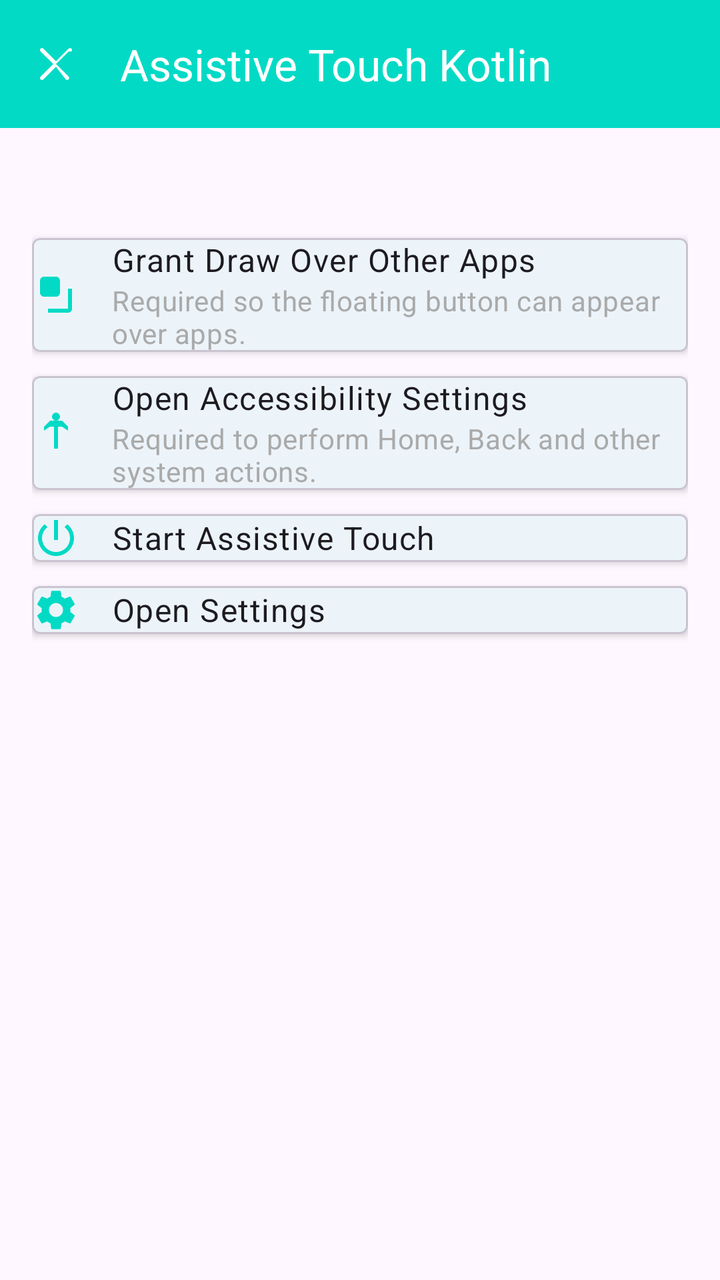
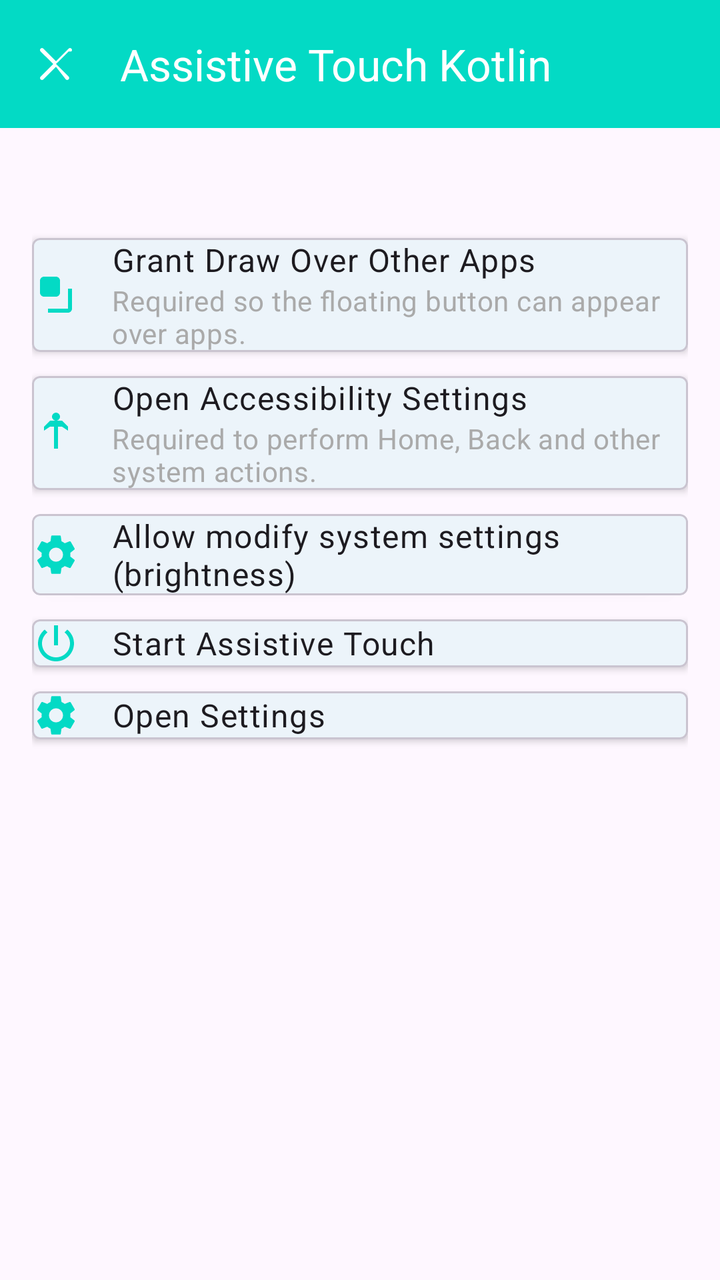

The first picture is an Android layout as it rendered before a commit; the second is the same layout after the commit. The layout source and the unified diff follow.
<!-- AndroidManifest.xml: application theme Theme.AssistiveTouch -->
<!-- res/layout/activity_main.xml -->
<?xml version="1.0" encoding="utf-8"?>
<androidx.coordinatorlayout.widget.CoordinatorLayout xmlns:android="http://schemas.android.com/apk/res/android"
    xmlns:app="http://schemas.android.com/apk/res-auto"
    android:layout_width="match_parent"
    android:layout_height="match_parent">

    <com.google.android.material.appbar.MaterialToolbar
        android:id="@+id/toolbar"
        android:layout_width="match_parent"
        android:layout_height="?attr/actionBarSize"
        android:background="?attr/colorPrimary"
        android:theme="@style/ThemeOverlay.MaterialComponents.Dark.ActionBar"
        app:title="@string/app_name"
        app:navigationIcon="@drawable/ic_close" />

    <ScrollView
        android:layout_width="match_parent"
        android:layout_height="match_parent"
        android:padding="16dp"
        android:clipToPadding="false"
        app:layout_behavior="@string/appbar_scrolling_view_behavior"
        android:layout_marginTop="?attr/actionBarSize">

        <LinearLayout
            android:layout_width="match_parent"
            android:layout_height="wrap_content"
            android:orientation="vertical"
            android:divider="@drawable/divider_vertical"
            android:showDividers="end">

            <TextView
                android:id="@+id/textStatus"
                android:layout_width="match_parent"
                android:layout_height="wrap_content"
                android:textAppearance="@style/TextAppearance.MaterialComponents.Body2"
                android:textColor="@android:color/secondary_text_light"
                android:paddingBottom="8dp" />

            
            <com.google.android.material.card.MaterialCardView
                android:id="@+id/buttonOverlayPermission"
                style="@style/AssistiveMainCard"
                app:cardBackgroundColor="?attr/colorSurface">

                <LinearLayout
                    android:layout_width="match_parent"
                    android:layout_height="wrap_content"
                    android:gravity="center_vertical"
                    android:orientation="horizontal">

                    <ImageView
                        android:layout_width="24dp"
                        android:layout_height="24dp"
                        android:tint="?attr/colorPrimary"
                        android:src="@drawable/ic_overlay" />

                    <LinearLayout
                        android:layout_width="0dp"
                        android:layout_height="wrap_content"
                        android:layout_marginStart="16dp"
                        android:layout_weight="1"
                        android:orientation="vertical">

                        <TextView
                            android:layout_width="wrap_content"
                            android:layout_height="wrap_content"
                            android:text="@string/permission_draw_over"
                            android:textAppearance="@style/TextAppearance.MaterialComponents.Body1" />

                        <TextView
                            android:id="@+id/textOverlayHint"
                            android:layout_width="wrap_content"
                            android:layout_height="wrap_content"
                            android:text="@string/main_hint_overlay"
                            android:textAppearance="@style/TextAppearance.MaterialComponents.Body2"
                            android:textColor="@android:color/darker_gray" />
                    </LinearLayout>
                </LinearLayout>
            </com.google.android.material.card.MaterialCardView>

            <com.google.android.material.card.MaterialCardView
                android:id="@+id/buttonAccessibility"
                style="@style/AssistiveMainCard"
                app:cardBackgroundColor="?attr/colorSurface">

                <LinearLayout
                    android:layout_width="match_parent"
                    android:layout_height="wrap_content"
                    android:gravity="center_vertical"
                    android:orientation="horizontal">

                    <ImageView
                        android:layout_width="24dp"
                        android:layout_height="24dp"
                        android:tint="?attr/colorPrimary"
                        android:src="@drawable/ic_accessibility" />

                    <LinearLayout
                        android:layout_width="0dp"
                        android:layout_height="wrap_content"
                        android:layout_marginStart="16dp"
                        android:layout_weight="1"
                        android:orientation="vertical">

                        <TextView
                            android:layout_width="wrap_content"
                            android:layout_height="wrap_content"
                            android:text="@string/permission_accessibility"
                            android:textAppearance="@style/TextAppearance.MaterialComponents.Body1" />

                        <TextView
                            android:id="@+id/textAccessibilityHint"
                            android:layout_width="wrap_content"
                            android:layout_height="wrap_content"
                            android:text="@string/main_hint_accessibility"
                            android:textAppearance="@style/TextAppearance.MaterialComponents.Body2"
                            android:textColor="@android:color/darker_gray" />
                    </LinearLayout>
                </LinearLayout>
            </com.google.android.material.card.MaterialCardView>

            
            <com.google.android.material.card.MaterialCardView
                android:id="@+id/buttonStartService"
                style="@style/AssistiveMainCard"
                app:cardBackgroundColor="?attr/colorSurface">

                <LinearLayout
                    android:layout_width="match_parent"
                    android:layout_height="wrap_content"
                    android:gravity="center_vertical"
                    android:orientation="horizontal">

                    <ImageView
                        android:layout_width="24dp"
                        android:layout_height="24dp"
                        android:tint="?attr/colorPrimary"
                        android:src="@drawable/ic_power" />

                    <TextView
                        android:layout_width="0dp"
                        android:layout_height="wrap_content"
                        android:layout_marginStart="16dp"
                        android:layout_weight="1"
                        android:text="@string/start_floating_service"
                        android:textAppearance="@style/TextAppearance.MaterialComponents.Body1" />
                </LinearLayout>
            </com.google.android.material.card.MaterialCardView>

            
            <com.google.android.material.card.MaterialCardView
                android:id="@+id/buttonSettings"
                style="@style/AssistiveMainCard"
                app:cardBackgroundColor="?attr/colorSurface">

                <LinearLayout
                    android:layout_width="match_parent"
                    android:layout_height="wrap_content"
                    android:gravity="center_vertical"
                    android:orientation="horizontal">

                    <ImageView
                        android:layout_width="24dp"
                        android:layout_height="24dp"
                        android:tint="?attr/colorPrimary"
                        android:src="@drawable/ic_settings" />

                    <TextView
                        android:layout_width="0dp"
                        android:layout_height="wrap_content"
                        android:layout_marginStart="16dp"
                        android:layout_weight="1"
                        android:text="@string/open_settings"
                        android:textAppearance="@style/TextAppearance.MaterialComponents.Body1" />
                </LinearLayout>
            </com.google.android.material.card.MaterialCardView>
        </LinearLayout>
    </ScrollView>

</androidx.coordinatorlayout.widget.CoordinatorLayout>
<!-- resources referenced by this layout -->
<resources>
  <!-- drawable divider_vertical (drawable) -->
  <?xml version="1.0" encoding="utf-8"?>
  <shape xmlns:android="http://schemas.android.com/apk/res/android"
      android:shape="rectangle">
      <size android:height="8dp" />
      <solid android:color="@android:color/transparent" />
  </shape>
  <!-- drawable ic_accessibility (drawable) -->
  <?xml version="1.0" encoding="utf-8"?>
  <vector xmlns:android="http://schemas.android.com/apk/res/android"
      android:width="24dp"
      android:height="24dp"
      android:viewportWidth="24"
      android:viewportHeight="24">
      <path
          android:fillColor="@android:color/white"
          android:pathData="M12,2c1.1,0 2,0.9 2,2s-0.9,2 -2,2 -2,-0.9 -2,-2 0.9,-2 2,-2zM9,9h2v11h2V9h2l3,2v-2l-3,-3H9L6,9v2l3,-2z" />
  </vector>
  <!-- drawable ic_overlay (drawable) -->
  <?xml version="1.0" encoding="utf-8"?>
  <vector xmlns:android="http://schemas.android.com/apk/res/android"
      android:width="24dp"
      android:height="24dp"
      android:viewportWidth="24"
      android:viewportHeight="24">
      <path
          android:fillColor="@android:color/white"
          android:pathData="M4,5c0,-1.1 0.9,-2 2,-2h6c1.1,0 2,0.9 2,2v6c0,1.1 -0.9,2 -2,2H6c-1.1,0 -2,-0.9 -2,-2V5zM20,9v10c0,1.1 -0.9,2 -2,2H8v-2h10V9H20z" />
  </vector>
  <!-- drawable ic_power (drawable) -->
  <?xml version="1.0" encoding="utf-8"?>
  <vector xmlns:android="http://schemas.android.com/apk/res/android"
      android:width="24dp"
      android:height="24dp"
      android:viewportWidth="24"
      android:viewportHeight="24">
      <path
          android:fillColor="@android:color/white"
          android:pathData="M13,3h-2v10h2V3zM17.66,5.12l-1.41,1.41C17.99,7.93 19,9.86 19,12c0,3.87 -3.13,7 -7,7s-7,-3.13 -7,-7c0,-2.14 1.01,-4.07 2.75,-5.47L6.34,5.12C4.26,6.82 3,9.32 3,12c0,4.97 4.03,9 9,9s9,-4.03 9,-9c0,-2.68 -1.26,-5.18 -3.34,-6.88z" />
  </vector>
  <string name="app_name">Assistive Touch Kotlin</string>
  <string name="main_hint_accessibility">Required to perform Home, Back and other system actions.</string>
  <string name="main_hint_overlay">Required so the floating button can appear over apps.</string>
  <string name="open_settings">Open Settings</string>
  <string name="permission_accessibility">Open Accessibility Settings</string>
  <string name="permission_draw_over">Grant Draw Over Other Apps</string>
  <string name="start_floating_service">Start Assistive Touch</string>
  <style name="AssistiveMainCard" parent="Widget.MaterialComponents.CardView">
          <item name="android:layout_width">match_parent</item>
          <item name="android:layout_height">wrap_content</item>
          <item name="android:layout_marginTop">12dp</item>
          <item name="cardElevation">2dp</item>
          <item name="shapeAppearanceOverlay">@style/ShapeAppearance.MaterialComponents.MediumComponent</item>
          <item name="android:clickable">true</item>
          <item name="android:focusable">true</item>
      </style>
  <style name="Theme.AssistiveTouch" parent="Theme.Material3.DayNight.NoActionBar">
          <item name="colorPrimary">@color/teal_200</item>
          <item name="colorOnPrimary">@android:color/white</item>
          <item name="colorSecondary">@color/purple_500</item>
          <item name="android:statusBarColor">@android:color/transparent</item>
          <item name="android:navigationBarColor">@android:color/black</item>
      </style>
  <color name="teal_200">#03DAC5</color>
  <color name="purple_500">#6200EE</color>
</resources>

<!-- the commit's change to res/layout/activity_main.xml (unified diff, before → after) -->
@@ -121,6 +121,34 @@
 
             
             <com.google.android.material.card.MaterialCardView
+                android:id="@+id/buttonWriteSettings"
+                style="@style/AssistiveMainCard"
+                app:cardBackgroundColor="?attr/colorSurface">
+
+                <LinearLayout
+                    android:layout_width="match_parent"
+                    android:layout_height="wrap_content"
+                    android:gravity="center_vertical"
+                    android:orientation="horizontal">
+
+                    <ImageView
+                        android:layout_width="24dp"
+                        android:layout_height="24dp"
+                        android:tint="?attr/colorPrimary"
+                        android:src="@drawable/ic_settings" />
+
+                    <TextView
+                        android:layout_width="0dp"
+                        android:layout_height="wrap_content"
+                        android:layout_marginStart="16dp"
+                        android:layout_weight="1"
+                        android:text="Allow modify system settings (brightness)"
+                        android:textAppearance="@style/TextAppearance.MaterialComponents.Body1" />
+                </LinearLayout>
+            </com.google.android.material.card.MaterialCardView>
+
+            
+            <com.google.android.material.card.MaterialCardView
                 android:id="@+id/buttonStartService"
                 style="@style/AssistiveMainCard"
                 app:cardBackgroundColor="?attr/colorSurface">
